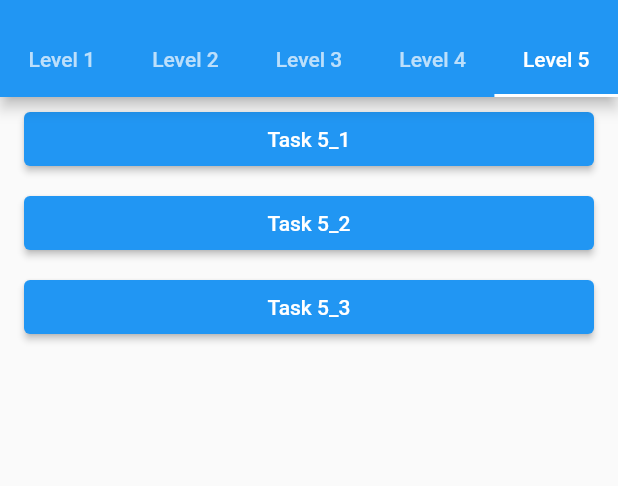
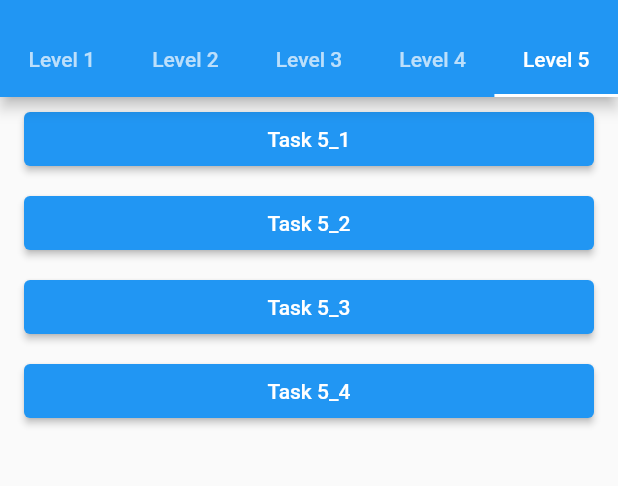
Before and after one commit to phongnguyenxuan/Flutter, a Flutter app: the screen it shows after launch, tab 5 chosen, on a phone screen of 412 x 824 dp, the part 59-545 px from its top. Run offline on Flutter 3.47's test engine with Material 2 defaults, Android fonts, the phone set to English and light mode, and no system bars.

Commit message:
update task 5_3

```diff
--- a/lib/level_5/task5_3.dart
+++ b/lib/level_5/task5_3.dart
@@ -10,6 +10,7 @@ class Task5_3 extends StatefulWidget {
 class _Task5_3State extends State<Task5_3> {
   List<int> inputList = [];
   TextEditingController controller = TextEditingController();
+
   late String result = '';
   @override
   Widget build(BuildContext context) {
--- a/lib/main.dart
+++ b/lib/main.dart
@@ -31,6 +31,7 @@ import 'level_1/task1_5.dart';
 import 'level_3/task3_1.dart';
 import 'level_4/task4_6.dart';
 import 'level_5/task5_1.dart';
+import 'level_5/task5_4.dart';
 
 void main() {
   runApp(const MyApp());
@@ -100,6 +101,7 @@ class _MyHomePageState extends State<MyHomePage> {
     const Task5_1(),
     const Task5_2(),
     const Task5_3(),
+    const Task5_4()
   ];
   @override
   Widget build(BuildContext context) {
```
